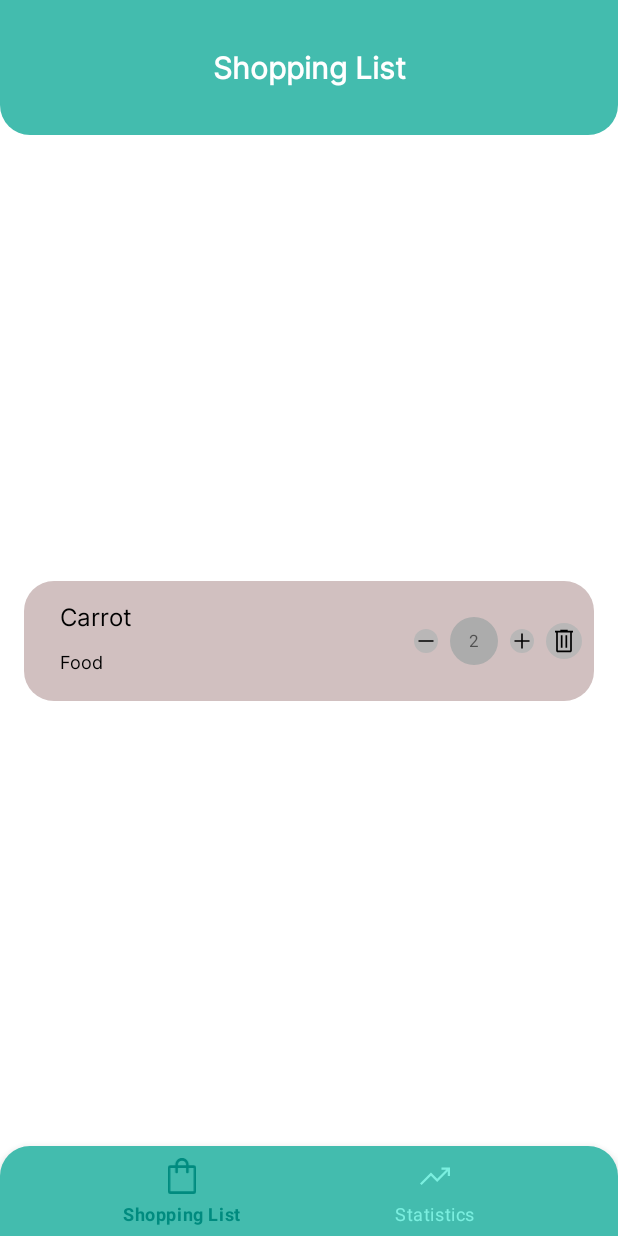
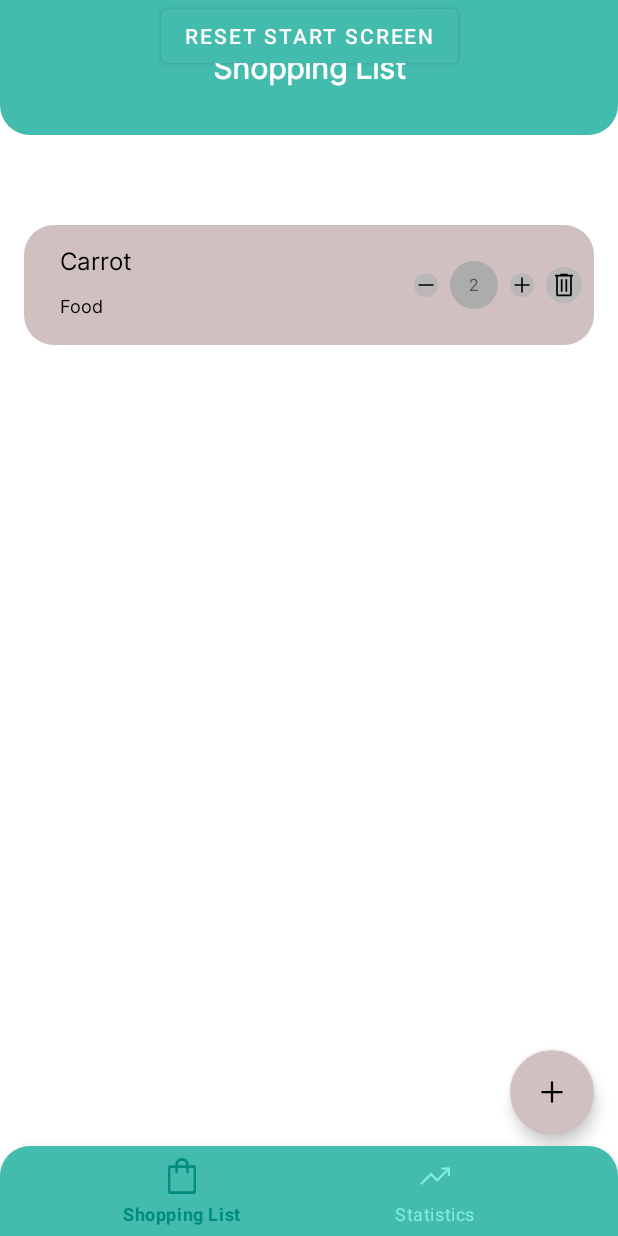
Before and after one commit to nightflav/ListOfPurchases, an Android app: the PurchasesActivity screen opened directly, with no data from a screen before it, on a phone screen of 412 x 824 dp. Run offline under Robolectric (Android 15) with nearby library versions, the phone set to English and light mode, and no system bars.

Commit message:
Initial commit

```diff
--- a/app/src/main/java/com/nightflav/listofpurchases/model/ItemData.kt
+++ b/app/src/main/java/com/nightflav/listofpurchases/model/ItemData.kt
@@ -3,7 +3,7 @@ package com.nightflav.listofpurchases.model
 typealias itemListener = (items: List<Item>) -> Unit
 
 class ItemData {
-    private val itemList = mutableListOf<Item>(Item(
+    private var itemList = mutableListOf<Item>(Item(
         "Food",
         "Carrot",
         2,
--- /dev/null
+++ b/app/src/main/res/drawable/add_icon.xml
@@ -0,0 +1,9 @@
+<vector xmlns:android="http://schemas.android.com/apk/res/android"
+    android:width="60dp"
+    android:height="60dp"
+    android:viewportWidth="48"
+    android:viewportHeight="48">
+  <path
+      android:fillColor="@color/primaryC"
+      android:pathData="M22.5,38V25.5H10V22.5H22.5V10H25.5V22.5H38V25.5H25.5V38Z"/>
+</vector>
--- a/app/src/main/res/layout/activity_purchases.xml
+++ b/app/src/main/res/layout/activity_purchases.xml
@@ -6,25 +6,11 @@
     android:layout_height="match_parent"
     tools:context=".PurchasesActivity">
 
-    <TextView
-        app:layout_constraintTop_toTopOf="parent"
-        app:layout_constraintStart_toStartOf="parent"
-        android:id="@+id/navigation_up"
-        android:layout_width="match_parent"
-        android:layout_height="90dp"
-        android:background="@drawable/round_bottom_shape"
-        android:gravity="center"
-        android:text="@string/main_title"
-        android:textColor="@color/textOnPrimary"
-        android:fontFamily="@font/inter_regular"
-        android:textSize="20sp"
-        android:textStyle="bold"
-        />
 
     <androidx.recyclerview.widget.RecyclerView
         android:id="@+id/rv_item_list"
         android:layout_width="match_parent"
-        android:layout_height="wrap_content"
+        android:layout_height="570dp"
         android:layout_margin="8dp"
         app:layout_constraintBottom_toTopOf="@+id/navigation_bottom"
         app:layout_constraintEnd_toEndOf="parent"
@@ -33,14 +19,47 @@
 
     <com.google.android.material.bottomnavigation.BottomNavigationView
         android:id="@+id/navigation_bottom"
+        android:layout_width="match_parent"
+        android:layout_height="60dp"
+        android:background="@drawable/round_top_shape"
+        app:itemIconTint="@drawable/selector"
+        app:itemTextColor="@drawable/selector"
         app:layout_constraintBottom_toBottomOf="parent"
         app:layout_constraintStart_toStartOf="parent"
-        android:layout_width="match_parent"
-        android:layout_height="60dp"
-        app:itemIconTint="@drawable/selector"
-        app:itemTextColor="@drawable/selector"
-        android:background="@drawable/round_top_shape"
-        app:menu="@menu/bottom_navigation_menu"
-        />
+        app:menu="@menu/bottom_navigation_menu" />
+
+    <com.google.android.material.floatingactionbutton.FloatingActionButton
+        android:id="@+id/fb_add"
+        android:layout_width="wrap_content"
+        android:layout_height="wrap_content"
+        android:layout_marginEnd="16dp"
+        android:layout_marginBottom="68dp"
+        android:importantForAccessibility="no"
+        android:src="@drawable/add_icon"
+        app:layout_constraintBottom_toBottomOf="parent"
+        app:layout_constraintEnd_toEndOf="parent" />
+
+    <TextView
+    android:id="@+id/navigation_up"
+    android:layout_width="match_parent"
+    android:layout_height="90dp"
+    android:background="@drawable/round_bottom_shape"
+    android:fontFamily="@font/inter_regular"
+    android:gravity="center"
+    android:text="@string/main_title"
+    android:textColor="@color/textOnPrimary"
+    android:textSize="20sp"
+    android:textStyle="bold"
+    app:layout_constraintStart_toStartOf="parent"
+    app:layout_constraintTop_toTopOf="parent" />
+
+    <Button
+        android:id="@+id/button"
+        android:layout_width="wrap_content"
+        android:layout_height="wrap_content"
+        android:text="Reset Start Screen"
+        app:layout_constraintEnd_toEndOf="parent"
+        app:layout_constraintStart_toStartOf="parent"
+        app:layout_constraintTop_toTopOf="parent" />
 
 </androidx.constraintlayout.widget.ConstraintLayout>
--- a/app/src/main/res/layout/singe_item_layout.xml
+++ b/app/src/main/res/layout/singe_item_layout.xml
@@ -92,6 +92,6 @@
         app:layout_constraintEnd_toStartOf="@+id/amount_area"
         android:layout_marginTop="32dp"
         android:layout_marginEnd="8dp"
-        android:contentDescription="@string/remove_one_item_descriprtion" />
+        android:contentDescription="@string/remove_one_item_description" />
 
 </androidx.constraintlayout.widget.ConstraintLayout>
--- a/app/src/main/res/values/themes.xml
+++ b/app/src/main/res/values/themes.xml
@@ -9,6 +9,7 @@
         <item name="colorSecondary">@color/secondaryC</item>
         <item name="colorSecondaryVariant">@color/secondaryDarkC</item>
         <item name="colorOnSecondary">@color/textOnSecondary</item>
+        <item name="colorAccent">@color/primaryC</item>
         <!-- Status bar color. -->
         <item name="android:statusBarColor">?attr/colorPrimaryVariant</item>
         <!-- Customize your theme here. -->
```
Also changed, not shown: app/src/main/java/com/nightflav/listofpurchases/ItemListAdapter.kt (+10 -1 lines), app/src/main/java/com/nightflav/listofpurchases/PurchasesActivity.kt (+48 -2 lines), app/src/main/java/com/nightflav/listofpurchases/StatisticsActivity.kt (+13 -2 lines), app/src/main/java/com/nightflav/listofpurchases/fragments/AddItemDialogFragment.kt (added, +18 -0 lines), app/src/main/res/drawable/add_item_icon.xml (deleted, +0 -16 lines), app/src/main/res/drawable/less_round_shape_primary.xml (added, +9 -0 lines), app/src/main/res/drawable/less_round_shape_primary_dark.xml (added, +9 -0 lines), app/src/main/res/drawable/not_round_shape.xml (added, +9 -0 lines), app/src/main/res/drawable/round_shape_primary_light.xml (added, +9 -0 lines), app/src/main/res/layout/activity_statistics.xml (+18 -6 lines), app/src/main/res/layout/fragment_add_item_dialog.xml (added, +97 -0 lines), app/src/main/res/values/strings.xml (+10 -2 lines).
